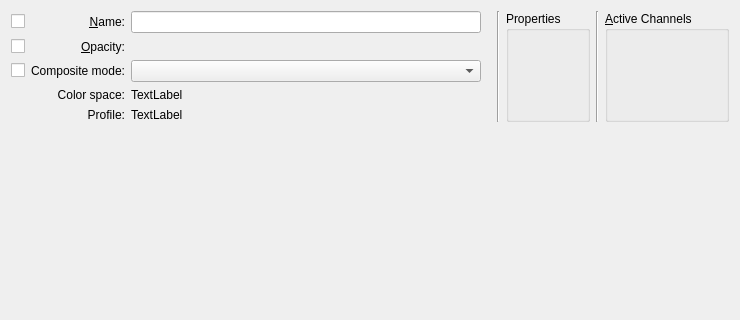
Qt form libs/ui/forms/wdglayerproperties.ui (KDE/krita) before a commit; both pictures show x 0 to 740 and y 0 to 320 of the 740 by 514 pixel window.
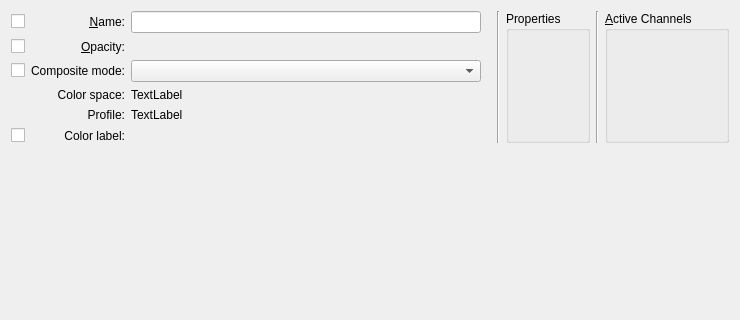
The same form after that commit. Custom widgets are drawn as their Qt base class.

Commit message:
Implemented color labeling of layers
1) Now every node in Krita can have a color label
2) Multicolumn hack has been removed from the KisNodeModel. Now
   the model has only one column again.

Diff of the .ui file:
```diff
--- a/libs/ui/forms/wdglayerproperties.ui
+++ b/libs/ui/forms/wdglayerproperties.ui
@@ -14,7 +14,7 @@
    <item>
     <layout class="QHBoxLayout" name="horizontalLayout">
      <item>
-      <layout class="QGridLayout" name="gridLayout" rowstretch="1,1,1,1,1">
+      <layout class="QGridLayout" name="gridLayout" rowstretch="1,1,1,1,1,0">
        <item row="0" column="0">
         <widget class="QCheckBox" name="chkName"/>
        </item>
@@ -154,6 +154,26 @@
          </property>
         </widget>
        </item>
+       <item row="5" column="1">
+        <widget class="QLabel" name="lblColorLabel">
+         <property name="text">
+          <string>Color label:</string>
+         </property>
+         <property name="alignment">
+          <set>Qt::AlignRight|Qt::AlignTrailing|Qt::AlignVCenter</set>
+         </property>
+        </widget>
+       </item>
+       <item row="5" column="0">
+        <widget class="QCheckBox" name="chkColorLabel">
+         <property name="text">
+          <string/>
+         </property>
+        </widget>
+       </item>
+       <item row="5" column="2">
+        <widget class="KisColorLabelSelectorWidget" name="colorLabelSelector" native="true"/>
+       </item>
       </layout>
      </item>
      <item>
@@ -237,6 +257,12 @@
    <extends>QWidget</extends>
    <header>kis_slider_spin_box.h</header>
   </customwidget>
+  <customwidget>
+   <class>KisColorLabelSelectorWidget</class>
+   <extends>QWidget</extends>
+   <header>widgets/kis_color_label_selector_widget.h</header>
+   <container>1</container>
+  </customwidget>
  </customwidgets>
  <resources/>
  <connections/>
```
The commit also changes 31 other files.
